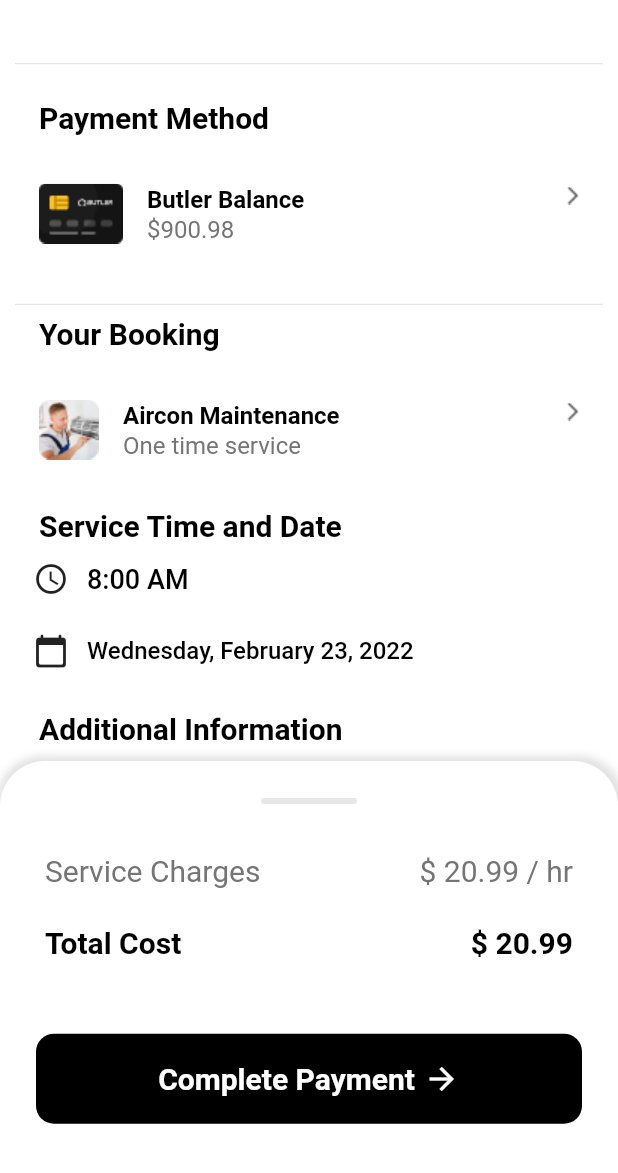
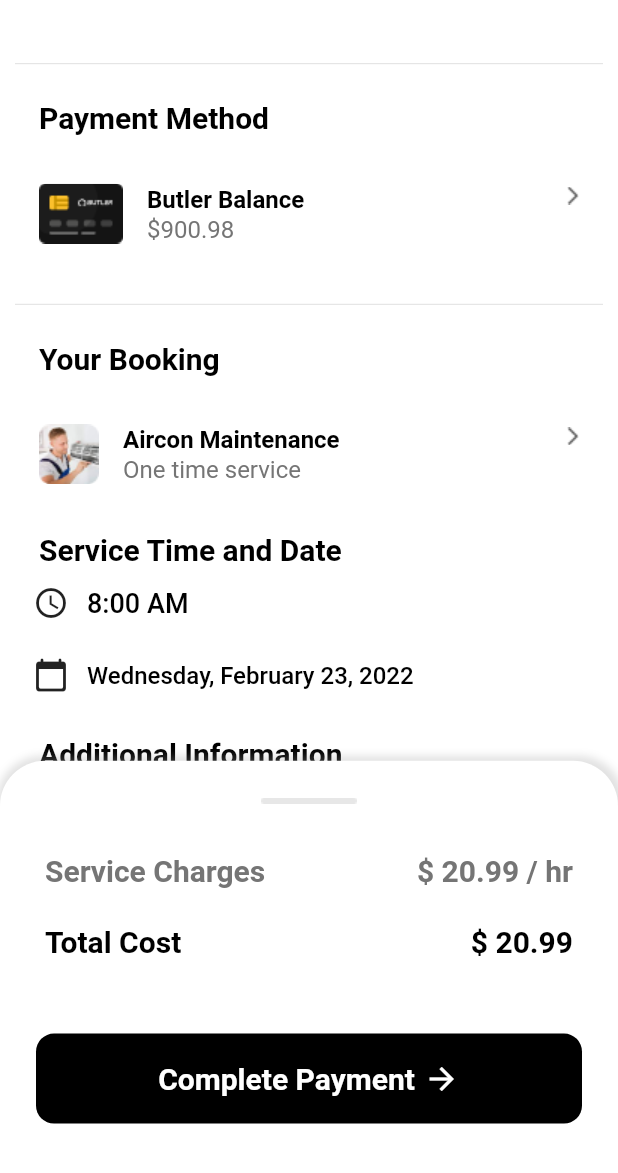
Before and after one commit to saddamAfzal07/check_out_Screen, a Flutter app: the screen it shows after launch, scrolled down 124 dp, on a phone screen of 412 x 824 dp, the part 63-1236 px from its top. Run offline on Flutter 3.47's test engine with Material 2 defaults, Android fonts, the phone set to English and light mode, and no system bars.

Commit message:
change according to requirnments

```diff
--- a/lib/features/checkout_screen/presentation/check_out.dart
+++ b/lib/features/checkout_screen/presentation/check_out.dart
@@ -43,10 +43,11 @@ class _CheckoutScreenState extends State<CheckoutScreen> {
       ),
       body: CustomScrollView(slivers: [
         SliverFillRemaining(
-            hasScrollBody: false,
           child: Column(
-              children: [
-                Padding(
+            children: <Widget>[
+              Expanded(
+                child: SingleChildScrollView(
+                  child: Padding(
                     padding: const EdgeInsets.symmetric(horizontal: 10),
                     child: Column(
                       crossAxisAlignment: CrossAxisAlignment.start,
@@ -63,6 +64,7 @@ class _CheckoutScreenState extends State<CheckoutScreen> {
                         PaymentMethod(),
                         Sizedbox(),
                         Divider(),
+                        Sizedbox(),
                         Heading(heading: "Your Booking"),
                         Sizedbox(),
                         Booking(),
@@ -72,16 +74,62 @@ class _CheckoutScreenState extends State<CheckoutScreen> {
                         Datecheck(),
                         Sizedbox(),
                         Heading(heading: "Additional Information"),
+                        Sizedbox(),
                       ],
                     ),
                   ),
-                SizedBox(
-                  height: 10,
+                ),
               ),
               CompletePayment(),
             ],
           ),
-          )
-        ]));
+        ),
+      ]),
+    );
+
+    // return Scaffold(
+
+    //     body: CustomScrollView(slivers: [
+    //       SliverFillRemaining(
+    //         hasScrollBody: false,
+    //         child: Column(
+    //           children: [
+    //             Padding(
+    //               padding: const EdgeInsets.symmetric(horizontal: 10),
+    //               child: Column(
+    //                 crossAxisAlignment: CrossAxisAlignment.start,
+    //                 children: const [
+    //                   Sizedbox(),
+    //                   Heading(heading: "Address"),
+    //                   Sizedbox(),
+    //                   HomeAddress(),
+    //                   Sizedbox(),
+    //                   Divider(),
+    //                   Sizedbox(),
+    //                   Heading(heading: "Payment Method"),
+    //                   Sizedbox(),
+    //                   PaymentMethod(),
+    //                   Sizedbox(),
+    //                   Divider(),
+    //                   Heading(heading: "Your Booking"),
+    //                   Sizedbox(),
+    //                   Booking(),
+    //                   Sizedbox(),
+    //                   Heading(heading: "Service Time and Date"),
+    //                   Time(),
+    //                   Datecheck(),
+    //                   Sizedbox(),
+    //                   Heading(heading: "Additional Information"),
+    //                 ],
+    //               ),
+    //             ),
+    //             SizedBox(
+    //               height: 10,
+    //             ),
+    //             CompletePayment(),
+    //           ],
+    //         ),
+    //       )
+    //     ]));
   }
 }
--- a/lib/features/checkout_screen/presentation/widgets/completePayment.dart
+++ b/lib/features/checkout_screen/presentation/widgets/completePayment.dart
@@ -11,8 +11,8 @@ class _CompletePaymentState extends State<CompletePayment> {
   @override
   Widget build(BuildContext context) {
     var size = MediaQuery.of(context).size;
-    return Expanded(
-      child: Container(
+
+    return Container(
       decoration: BoxDecoration(
         color: Colors.white,
         borderRadius: BorderRadius.only(
@@ -55,14 +55,14 @@ class _CompletePaymentState extends State<CompletePayment> {
                   style: TextStyle(
                       fontSize: 20,
                       color: Colors.grey.shade600,
-                    ),
+                      fontWeight: FontWeight.w600),
                 ),
                 Text(
                   "\$ 20.99 / hr",
                   style: TextStyle(
                       fontSize: 20,
                       color: Colors.grey.shade600,
-                    ),
+                      fontWeight: FontWeight.w600),
                 ),
               ],
             ),
@@ -99,8 +99,7 @@ class _CompletePaymentState extends State<CompletePayment> {
             onTap: () {},
             child: Container(
               decoration: BoxDecoration(
-                    color: Colors.black,
-                    borderRadius: BorderRadius.circular(12)),
+                  color: Colors.black, borderRadius: BorderRadius.circular(12)),
               margin: EdgeInsets.symmetric(horizontal: 24),
               height: 60,
               width: double.infinity,
@@ -130,7 +129,6 @@ class _CompletePaymentState extends State<CompletePayment> {
           ),
         ],
       ),
-      ),
     );
   }
 }
```
Lines whose indentation alone changed are shown as unchanged.
